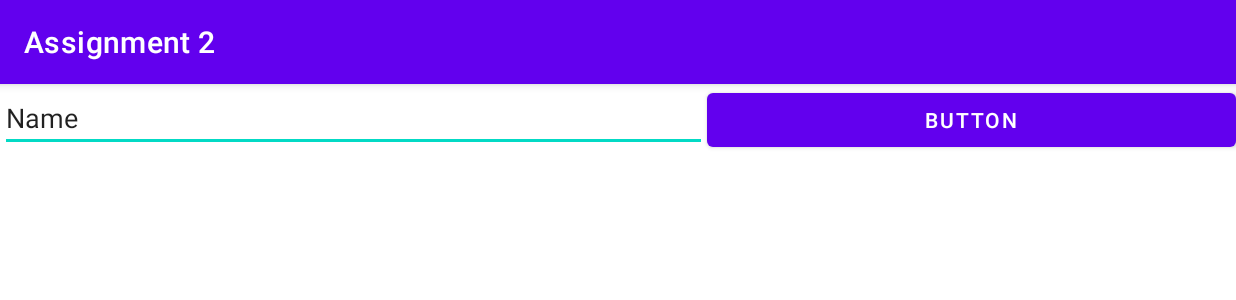
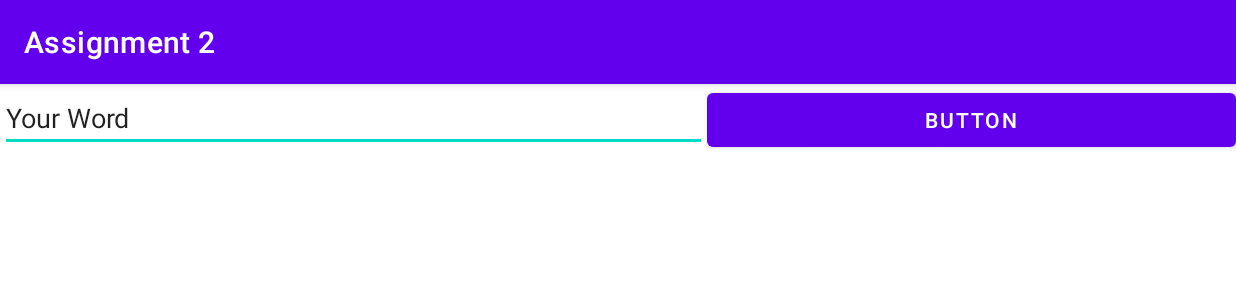
Before and after one commit to jiksuthejedi/COP4656-Final-Project, an Android app: the screen it shows after launch (MainActivity), after a tap on "BUTTON", on a phone screen of 824 x 412 dp (held sideways). Shown: the top 300 px of the screen. Run offline under Robolectric (Android 15) with nearby library versions, the phone set to English and light mode, and no system bars; our stand-ins replace Firebase (no records; nobody signed in at launch, a user with empty details on screens opened directly).

Commit message:
Add Word button semi-works

```diff
--- a/Final/app/build.gradle
+++ b/Final/app/build.gradle
@@ -34,7 +34,8 @@ dependencies {
     implementation 'androidx.appcompat:appcompat:1.6.0'
     implementation 'com.google.android.material:material:1.8.0'
     implementation 'androidx.constraintlayout:constraintlayout:2.1.4'
-    implementation 'com.google.firebase:firebase-database:20.0.4'
+    implementation platform('com.google.firebase:firebase-bom:31.3.0')
+    implementation 'com.google.firebase:firebase-database:20.1.0'
     testImplementation 'junit:junit:4.13.2'
     androidTestImplementation 'androidx.test.ext:junit:1.1.5'
     androidTestImplementation 'androidx.test.espresso:espresso-core:3.5.1'
--- a/Final/app/src/main/java/org/cop4656/assignment2/MainActivity.java
+++ b/Final/app/src/main/java/org/cop4656/assignment2/MainActivity.java
@@ -6,12 +6,19 @@ import androidx.core.content.ContextCompat;
 import androidx.lifecycle.ViewModelProvider;
 
 import android.Manifest;
+import android.content.Context;
 import android.content.Intent;
 import android.content.pm.PackageManager;
 import android.os.Bundle;
+import android.view.View;
 import android.widget.ArrayAdapter;
+import android.widget.Button;
 import android.widget.ListView;
+import android.widget.TextView;
 import android.widget.Toast;
+
+import com.google.firebase.database.DatabaseReference;
+import com.google.firebase.database.FirebaseDatabase;
 
 import org.cop4656.assignment2.model.URLsViewModel;
 
@@ -38,6 +45,22 @@ public class MainActivity extends AppCompatActivity
         Intent intent = getIntent();
         String bookMark = intent.getStringExtra("sms");
         addURLAndDisplayWebpage(bookMark);
+
+        Button button = (Button)findViewById(R.id.button);
+
+        button.setOnClickListener(new View.OnClickListener(){
+            public void onClick(View view) {
+                String message = ((TextView)findViewById(R.id.newWord)).getText().toString();
+                if(!message.contains(" ")) {
+                    FirebaseDatabase database = FirebaseDatabase.getInstance();
+                    DatabaseReference myRef = database.getReference("keywords");
+
+                    myRef.setValue(message);
+                }
+                else
+                {}
+            }
+        });
     }
 
     @Override
@@ -86,9 +109,5 @@ public class MainActivity extends AppCompatActivity
         return bookMark.startsWith("booky:");
     }
 
-    public void AddWord()
-    {
-        //add word to database
-        //display toast if it contains a space or the word is already in the database
-    }
+
 }
--- a/Final/app/src/main/res/layout/activity_main.xml
+++ b/Final/app/src/main/res/layout/activity_main.xml
@@ -14,13 +14,13 @@
         android:orientation="horizontal">
 
         <EditText
-            android:id="@+id/editTextTextPersonName"
+            android:id="@+id/newWord"
             android:layout_width="wrap_content"
             android:layout_height="wrap_content"
             android:layout_weight="1"
             android:ems="10"
             android:inputType="textPersonName"
-            android:text="Name" />
+            android:text="Your Word" />
 
         <Button
             android:id="@+id/button"
@@ -28,15 +28,9 @@
             android:layout_height="wrap_content"
             android:layout_weight="1"
             android:text="Button"
-            android:onClick="AddWord"/>
+            />
     </LinearLayout>
 
-    <androidx.fragment.app.FragmentContainerView
-        android:id="@+id/urlListFragment"
-        android:name="org.cop4656.assignment2.URLListFragment"
-        android:layout_width="wrap_content"
-        android:layout_height="wrap_content"
-        android:layout_weight="1"
-        tools:layout="@layout/url_list_fragment" />
+
 
 </LinearLayout>
--- a/Final/build.gradle
+++ b/Final/build.gradle
@@ -1,6 +1,7 @@
 buildscript {
     repositories {
         google()
+        mavenCentral()
     }
     dependencies {
         classpath 'com.google.gms:google-services:4.3.15'
```
Also changed, not shown: 1 other file.
